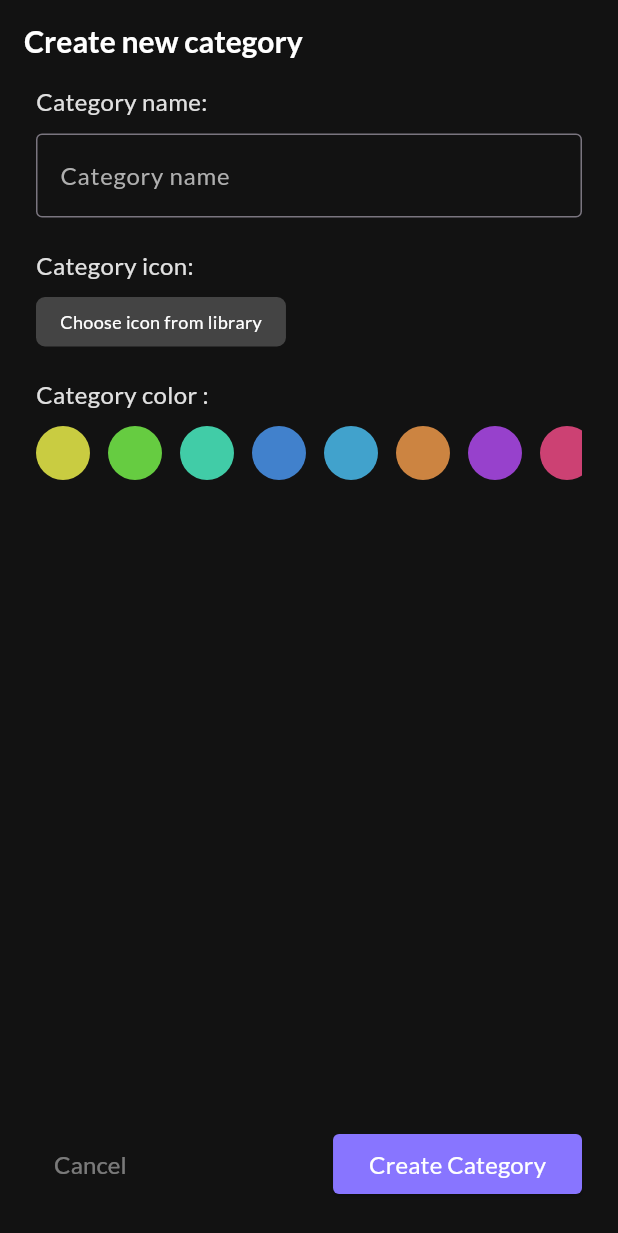
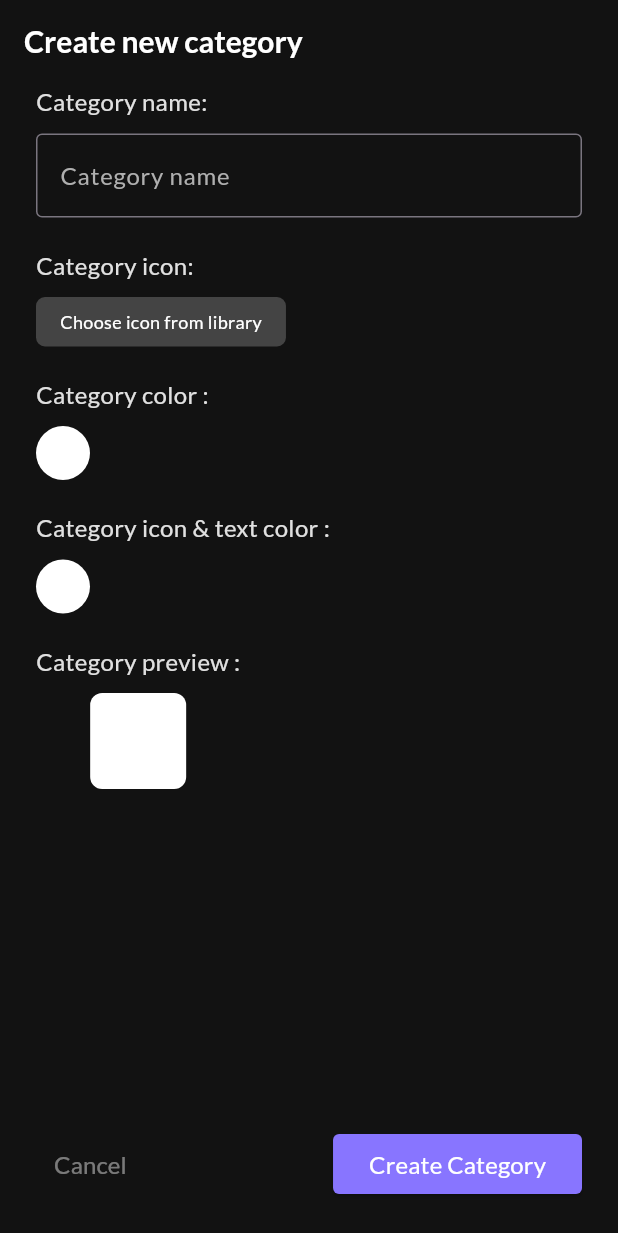
Before and after one commit to NgocDangVan/todolist_pro_app, a Flutter app: the screen it shows after launch, on a phone screen of 412 x 824 dp. Shown: the top 1233 px of the screen. Run offline on Flutter 3.47's test engine with Material 3 defaults, Android fonts, the phone set to English and light mode, and no system bars; our stand-ins replace easy_localization, flutter_colorpicker, hive, realm, shared_preferences; missing offline and left inert: dart:ffi, flutter_iconpicker; accounts and stored records are empty; generated files the repository leaves out were written again.

Commit message:
category icon design function

```diff
--- a/assets/translations/en.json
+++ b/assets/translations/en.json
@@ -8,5 +8,7 @@
   "Create_category_form_category_icon_label": "Category icon: ",
   "Create_category_form_category_icon_placeholder": "Choose icon from library",
   "Create_category_form_category_background_color_label": "Category color :",
+  "Create_category_form_category_icon_text_color_label": "Category icon & text color :",
+  "Create_category_form_category_preview": "Category preview :",
   "Create_category_create_button": "Create Category"
 }
--- /dev/null
+++ b/lib/app/my_custom_icon.dart
@@ -0,0 +1,19 @@
+import 'package:flutter/material.dart';
+
+const Map<String, IconData> myCustomIcons = {
+  'threesixty': Icons.threesixty,
+  'threed_rotation': Icons.threed_rotation,
+  'four_k': Icons.four_k,
+  'ac_unit': Icons.ac_unit,
+  'access_alarm': Icons.access_alarm,
+  'access_alarms': Icons.access_alarms,
+  'access_time': Icons.access_time,
+  'accessibility': Icons.accessibility,
+  'accessibility_new': Icons.accessibility_new,
+  'accessible': Icons.accessible,
+  'accessible_forward': Icons.accessible_forward,
+  'account_balance': Icons.account_balance,
+  'account_balance_wallet': Icons.account_balance_wallet,
+  'account_box': Icons.account_box,
+  'account_circle': Icons.account_circle,
+};
--- /dev/null
+++ b/lib/entities/category_realm_entity.dart
@@ -0,0 +1,13 @@
+import 'package:realm/realm.dart';
+
+part 'category_realm_entity.g.dart';
+
+@RealmModel()
+class $_CategoryRealmEntity {
+  @PrimaryKey()
+  late ObjectId id;
+  late String name;
+  late int? iconCodePoint; //Để lưu icon trong flutter. Icons
+  late String? backgroundColorHex; //Color hex string
+  late String? iconColorHex; //Color hex string
+}
--- a/lib/ui/category/create_or_edit_category.dart
+++ b/lib/ui/category/create_or_edit_category.dart
@@ -1,5 +1,8 @@
 import 'package:easy_localization/easy_localization.dart';
 import 'package:flutter/material.dart';
+import 'package:flutter_colorpicker/flutter_colorpicker.dart';
+import 'package:flutter_iconpicker/flutter_iconpicker.dart';
+import 'package:todo_list_app/app/icon_notifier.dart';
 
 class CreateOrEditCategory extends StatefulWidget {
   const CreateOrEditCategory({super.key});
@@ -11,8 +14,9 @@ class CreateOrEditCategory extends StatefulWidget {
 class _CreateOrEditCategoryState extends State<CreateOrEditCategory> {
   final _nameCategoryTextController = TextEditingController();
   final List<Color> _colorDataSource = [];
-  Color? colorSelected;
-
+  Color colorSelected = Colors.white;
+  Color _iconColorSelected = Colors.white;
+  IconData? _iconSelected;
   @override
   void initState() {
     // TODO: implement initState
@@ -61,6 +65,8 @@ class _CreateOrEditCategoryState extends State<CreateOrEditCategory> {
               _buildCategoryNameField(),
               _buildCategoryChooseIconField(),
               _buildCategoryChooseBackgroundField(),
+              _onChooseIconAndTextColor(),
+              _buildCategoryPreview()
             ],
           )),
           _buildCancelOrEditCategoryButton(),
@@ -108,9 +114,7 @@ class _CreateOrEditCategoryState extends State<CreateOrEditCategory> {
           _buildFieldTitle("Create_category_form_category_icon_label".tr()),
           //GestureDetector để sử dụng sự kiện trong container
           GestureDetector(
-            onTap: () {
-              print("Hello: Chọn Icon từ 1 màn hình khác");
-            },
+            onTap: _chooseIcon,
             child: Container(
               margin: EdgeInsets.only(top: 10),
               decoration: BoxDecoration(
@@ -119,7 +123,13 @@ class _CreateOrEditCategoryState extends State<CreateOrEditCategory> {
               child: Padding(
                 padding:
                     const EdgeInsets.symmetric(horizontal: 16, vertical: 8),
-                child: const Text(
+                child: _iconSelected != null
+                    ? Icon(
+                        _iconSelected,
+                        color: Colors.white,
+                        size: 26,
+                      )
+                    : const Text(
                             "Create_category_form_category_icon_placeholder",
                             style: TextStyle(fontSize: 12, color: Colors.white))
                         .tr(),
@@ -144,39 +154,53 @@ class _CreateOrEditCategoryState extends State<CreateOrEditCategory> {
           //GestureDetector để sử dụng sự kiện trong container
           Container(
             margin: EdgeInsets.only(top: 10),
-            width: double.infinity,
-            height: 36,
-            //Một cách khác thay vì dùng row để hiển thị theo chiều ngang thì dùng ListView
-            child: ListView.builder(
-                scrollDirection: Axis.horizontal,
-                itemBuilder: (context, index) {
-                  final color = _colorDataSource.elementAt(index);
-                  final isSelected = colorSelected == color;
-                  return GestureDetector(
-                    onTap: () {
-                      setState(() {
-                        colorSelected = color;
-                      });
-                    },
+            child: GestureDetector(
+              onTap: _onChooseCategoryBackgroundColor,
               child: Container(
                 width: 36,
                 height: 36,
                 margin: EdgeInsets.only(right: 12),
                 decoration: BoxDecoration(
                     borderRadius: BorderRadius.circular(36 / 2),
-                          color: color),
-                      child: isSelected
-                          ? const Icon(
-                              Icons.check,
-                              color: Colors.white,
-                              size: 20,
+                    color: colorSelected),
+              ),
+            ),
           )
-                          : null,
-                    ),
-                  );
-                },
-                itemCount: _colorDataSource.length),
-          ),
+          // Container(
+          //   margin: EdgeInsets.only(top: 10),
+          //   width: double.infinity,
+          //   height: 36,
+          //   //Một cách khác thay vì dùng row để hiển thị theo chiều ngang thì dùng ListView
+          //   child: ListView.builder(
+          //       scrollDirection: Axis.horizontal,
+          //       itemBuilder: (context, index) {
+          //         final color = _colorDataSource.elementAt(index);
+          //         final isSelected = colorSelected == color;
+          //         return GestureDetector(
+          //           onTap: () {
+          //             setState(() {
+          //               colorSelected = color;
+          //             });
+          //           },
+          //           child: Container(
+          //             width: 36,
+          //             height: 36,
+          //             margin: EdgeInsets.only(right: 12),
+          //             decoration: BoxDecoration(
+          //                 borderRadius: BorderRadius.circular(36 / 2),
+          //                 color: color),
+          //             child: isSelected
+          //                 ? const Icon(
+          //                     Icons.check,
+          //                     color: Colors.white,
+          //                     size: 20,
+          //                   )
+          //                 : null,
+          //           ),
+          //         );
+          //       },
+          //       itemCount: _colorDataSource.length),
+          // ),
         ],
       ),
     );
@@ -225,4 +249,142 @@ class _CreateOrEditCategoryState extends State<CreateOrEditCategory> {
     final categoryName = _nameCategoryTextController.text;
     print(categoryName);
   }
+
+  void _chooseIcon() async {
+    const Map<String, IconData> myCustomIcons = {
+      'threesixty': Icons.threesixty,
+      'threed_rotation': Icons.threed_rotation,
+      'four_k': Icons.four_k,
+      'ac_unit': Icons.ac_unit,
+      'access_alarm': Icons.access_alarm,
+      'access_alarms': Icons.access_alarms,
+      'access_time': Icons.access_time,
+      'accessibility': Icons.accessibility,
+      'accessibility_new': Icons.accessibility_new,
+      'accessible': Icons.accessible,
+      'accessible_forward': Icons.accessible_forward,
+      'account_balance': Icons.account_balance,
+      'account_balance_wallet': Icons.account_balance_wallet,
+      'account_box': Icons.account_box,
+      'account_circle': Icons.account_circle,
+    };
+    IconData? icon =
+        await showIconPicker(context, customIconPack: myCustomIcons);
+    setState(() {
+      _iconSelected = icon;
+    });
   }
+
+  void _onChooseCategoryBackgroundColor() async {
+    showDialog(
+        context: context,
+        builder: (context) {
+          // Cách 1
+          // return AlertDialog(
+          //   content: SingleChildScrollView(
+          //     child: ColorPicker(
+          //         pickerColor: colorSelected,
+          //         onColorChanged: (Color newColor) {
+          //           setState(() {
+          //             colorSelected = newColor;
+          //           });
+          //         }),
+          //   ),
+          // );
+          //Cách 2:
+          return AlertDialog(
+            content: SingleChildScrollView(
+              child: MaterialPicker(
+                pickerColor: colorSelected,
+                onColorChanged: (Color newColor) {
+                  setState(() {
+                    colorSelected = newColor;
+                  });
+                },
+              ),
+            ),
+          );
+        });
+  }
+
+  void _onChooseCategoryIconTextColor() async {
+    showDialog(
+        context: context,
+        builder: (context) {
+          // Cách 1
+          return AlertDialog(
+            content: SingleChildScrollView(
+              child: ColorPicker(
+                  pickerColor: _iconColorSelected,
+                  onColorChanged: (Color newColor) {
+                    setState(() {
+                      _iconColorSelected = newColor;
+                    });
+                  }),
+            ),
+          );
+        });
+  }
+
+  Widget _onChooseIconAndTextColor() {
+    return Container(
+      padding: const EdgeInsets.symmetric(horizontal: 24),
+      margin: const EdgeInsets.only(top: 20),
+      child: Column(
+        mainAxisAlignment: MainAxisAlignment.start,
+        crossAxisAlignment: CrossAxisAlignment.start,
+        children: [
+          _buildFieldTitle(
+              "Create_category_form_category_icon_text_color_label".tr()),
+          //GestureDetector để sử dụng sự kiện trong container
+          Container(
+            margin: EdgeInsets.only(top: 10),
+            child: GestureDetector(
+              onTap: _onChooseCategoryIconTextColor,
+              child: Container(
+                width: 36,
+                height: 36,
+                margin: EdgeInsets.only(right: 12),
+                decoration: BoxDecoration(
+                    borderRadius: BorderRadius.circular(36 / 2),
+                    color: _iconColorSelected),
+              ),
+            ),
+          )
+        ],
+      ),
+    );
+  }
+
+  Widget _buildCategoryPreview() {
+    return Container(
+      padding: const EdgeInsets.symmetric(horizontal: 24),
+      margin: const EdgeInsets.only(top: 20),
+      child: Column(
+        mainAxisAlignment: MainAxisAlignment.start,
+        crossAxisAlignment: CrossAxisAlignment.center,
+        children: [
+          _buildFieldTitle("Create_category_form_category_preview".tr()),
+          Column(
+            children: [
+              Container(
+                width: 64,
+                height: 64,
+                margin: const EdgeInsets.only(top: 10),
+                decoration: BoxDecoration(
+                  borderRadius: BorderRadius.circular(8),
+                  color: colorSelected,
+                ),
+                child: Icon(_iconSelected, color: _iconColorSelected, size: 30),
+              ),
+              Text(
+                _nameCategoryTextController.text,
+                style: TextStyle(fontSize: 14, color: _iconColorSelected),
+              )
+            ],
+          ),
+        ],
+      ),
+    );
+  }
+}
--- a/pubspec.yaml
+++ b/pubspec.yaml
@@ -35,8 +35,13 @@ dependencies:
   # The following adds the Cupertino Icons font to your application.
   # Use with the CupertinoIcons class for iOS style icons.
   cupertino_icons: ^1.0.6
+  google_fonts: ^6.1.0
   shared_preferences: ^2.2.3
   easy_localization: ^3.0.7
+  realm: ^1.6.1
+  flutter_iconpicker: ^3.4.5
+  flutter_colorpicker: ^1.1.0
+  hive: ^2.2.3
 
 dev_dependencies:
   flutter_test:
@@ -64,6 +69,7 @@ flutter:
   assets:
     - assets/images/
     - assets/translations/
+    - lib/app/
   fonts:
     - family: Lato
       fonts:
```
Also changed, not shown: lib/app/app_brightness.dart (added, +25 -0 lines), lib/app/icon_notifier.dart (added, +91 -0 lines), lib/entities/category_realm_entity.g.dart (added), pubspec.lock, 1 other file. Lines whose indentation alone changed are shown as unchanged.
